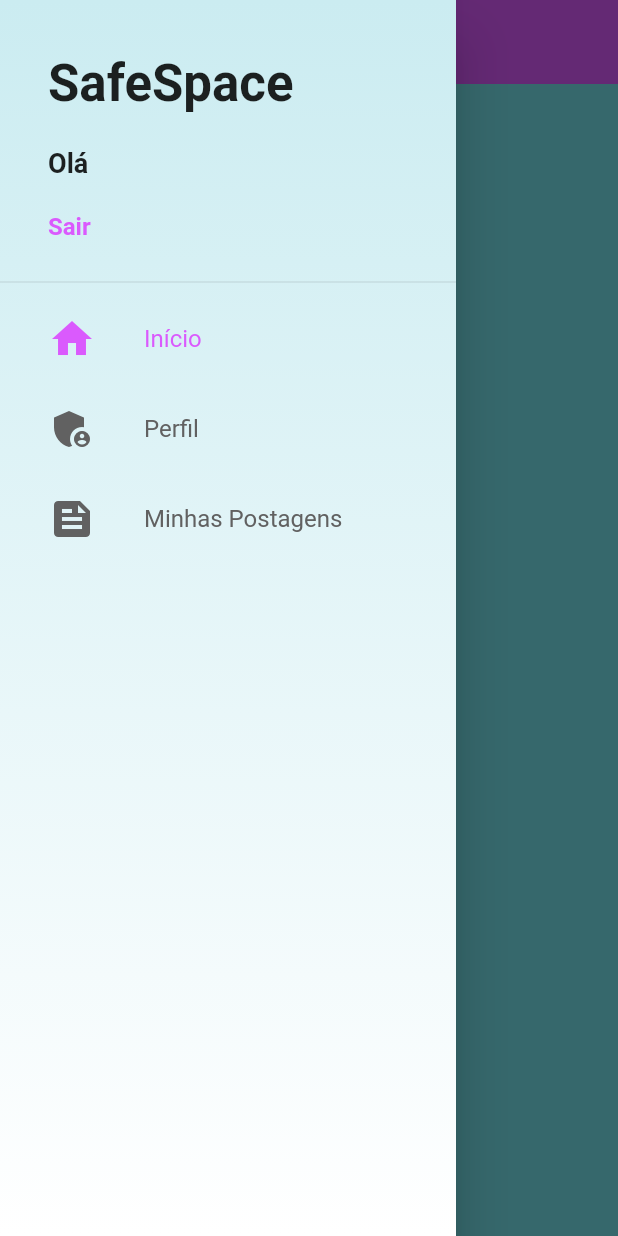
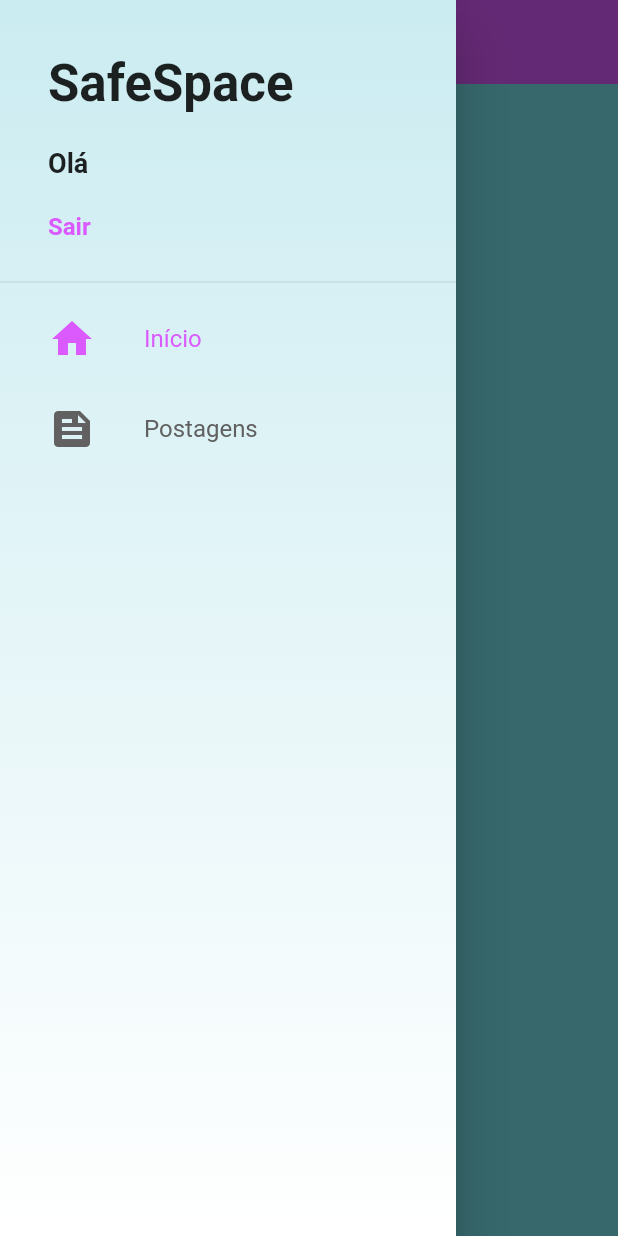
Before and after one commit to katiasilva13/safespace, a Flutter app: the BaseScreen screen opened by its route, with the side drawer open, on a phone screen of 412 x 824 dp. Run offline on Flutter 3.47's test engine with Material 2 defaults, Android fonts, the phone set to English and light mode, and no system bars; our stand-ins replace cloud_firestore, firebase_auth; accounts and stored records are empty.

Commit message:
Navegando entre Feed e Minhas Postagens - WIP

```diff
--- a/lib/common/custom_drawer/custom_drawer.dart
+++ b/lib/common/custom_drawer/custom_drawer.dart
@@ -33,15 +33,15 @@ class CustomDrawer extends StatelessWidget {
                 page: 0,
               ),
               DrawerTile(
-                iconData: Icons.admin_panel_settings,
-                title: 'Perfil',
+                iconData: Icons.feed,
+                title: 'Postagens',
                 page: 1,
               ),
-              DrawerTile(
-                iconData: Icons.feed,
-                title: 'Minhas Postagens',
-                page: 2,
-              ),
+              // DrawerTile(
+              //   iconData: Icons.admin_panel_settings,
+              //   title: 'Perfil',
+              //   page: 2,
+              // ),
               // DrawerTile(
               //   iconData: Icons.add_moderator,
               //   title: 'Moderação',
--- a/lib/screens/base/base_screen.dart
+++ b/lib/screens/base/base_screen.dart
@@ -6,6 +6,7 @@ import 'package:provider/provider.dart';
 import 'package:safespace/common/custom_drawer/custom_drawer.dart';
 import 'package:safespace/models/page_manager.dart';
 import 'package:safespace/screens/home/home_screen.dart';
+import 'package:safespace/screens/posts/my_posts.dart';
 
 class BaseScreen extends StatelessWidget {
   final PageController pageController = PageController();
@@ -30,15 +31,17 @@ class BaseScreen extends StatelessWidget {
           Scaffold(
             drawer: CustomDrawer(),
             appBar: AppBar(
-              title: const Text('Meu Perfil'),
-            ),
-          ),
-          Scaffold(
-            drawer: CustomDrawer(),
-            appBar: AppBar(
               title: const Text('Minhas Postagens'),
             ),
+            body: MyPosts(),
           ),
+          // Scaffold(
+          //   drawer: CustomDrawer(),
+          //   appBar: AppBar(
+          //     title: const Text('Meu Perfil'),
+          //   ),
+          //   body: HomeScreen(), //TODO alterar body para redirecionar para o perfil
+          // ),
           // Scaffold(
           //   drawer: CustomDrawer(),
           //   appBar: AppBar(
--- a/lib/screens/home/home_screen.dart
+++ b/lib/screens/home/home_screen.dart
@@ -1,3 +1,7 @@
+import 'dart:io';
+import 'dart:convert';
+import 'dart:developer' as developer;
+
 import 'dart:async';
 import 'package:cloud_firestore/cloud_firestore.dart';
 import 'package:firebase_auth/firebase_auth.dart';
@@ -21,16 +25,6 @@ class _HomeScreenState extends State<HomeScreen> {
   }
 
   Future<Stream<QuerySnapshot>> _addFeedListener() async {
-    //   Firestore db = Firestore.instance;
-    //   Stream<QuerySnapshot> stream = db
-    //       .collection("posts")
-    //       .document(_idUsuarioLogado)
-    //       .collection("posts")
-    //       .snapshots();
-    //
-    //   stream.listen((dados) {
-    //     _controller.add(dados);
-    //   });
     Firestore db = Firestore.instance;
     Stream<QuerySnapshot> stream = db.collection("posts").snapshots();
 
@@ -82,11 +76,28 @@ class _HomeScreenState extends State<HomeScreen> {
                   case ConnectionState.done:
                     QuerySnapshot querySnapshot = snapshot.data;
 
+                    stderr.writeln('my_posts');
+                    developer.log('querySnapshot', name: querySnapshot.toString());
+                    // developer.log(
+                    //   'log me',
+                    //   name: jsonEncode(querySnapshot),
+                    // );
+
                     if (querySnapshot.documents.length == 0) {
                       return Container(
                         padding: EdgeInsets.all(25),
                         child: Text(
                           "Nenhuma postagem",
+                          style: TextStyle(
+                            fontSize: 20,
+                          ),
+                        ),
+                      );
+                    } else { //TODO remover else e trazer dados dos documents pra tela
+                      return Container(
+                        padding: EdgeInsets.all(25),
+                        child: Text(
+                          "Em construção...",
                           style: TextStyle(
                             fontSize: 20,
                           ),
@@ -105,7 +116,7 @@ class _HomeScreenState extends State<HomeScreen> {
                     //         Post.fromDocumentSnapshot(
                     //             documentSnapshot);
                     //         return ItemPosts(
-                    //           viagens: post,
+                    //           posts: post,
                     //           onTapItem: () {
                     //             Navigator.push(
                     //                 context,
```
Also changed, not shown: lib/screens/posts/my_posts.dart (+45 -1 lines), 2 other files.
